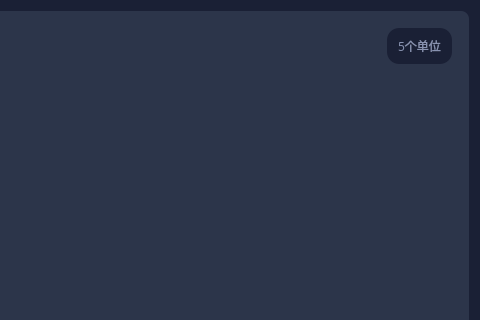
Qt form Project/src/EstimateSituation/FirepowerControl.ui (jackstraw1112/UVA-MissionPlanning) before a commit; both pictures show x 249 to 729 and y 0 to 320 of the 729 by 451 pixel window.
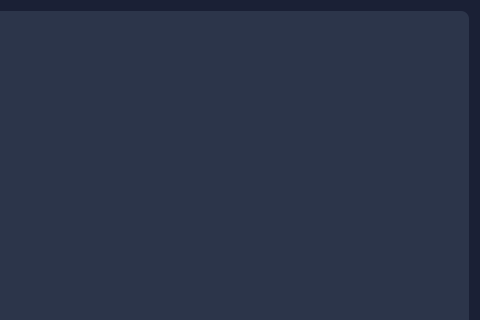
The same form after that commit.

Diff of the .ui file:
```diff
--- a/Project/src/EstimateSituation/FirepowerControl.ui
+++ b/Project/src/EstimateSituation/FirepowerControl.ui
@@ -185,13 +185,6 @@
           </property>
          </spacer>
         </item>
-        <item>
-         <widget class="QLabel" name="unitCountLabel">
-          <property name="text">
-           <string>5个单位</string>
-          </property>
-         </widget>
-        </item>
        </layout>
       </item>
       <item>
```
Left out of the diff: 28 changed lines with no effect on the pictures.
